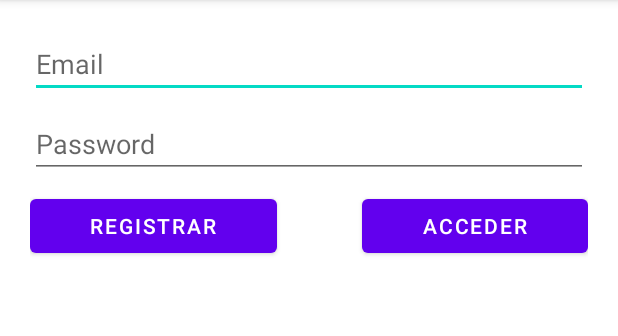
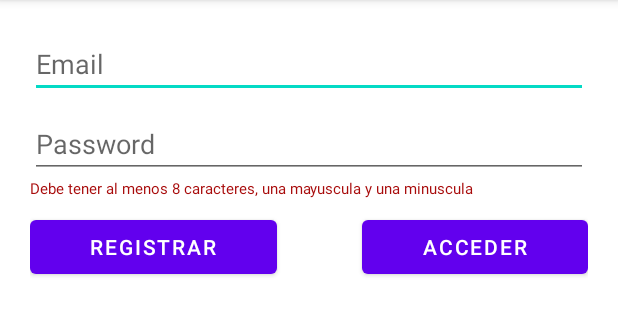
Before and after one commit to jrodriguezballester/Practica-Login-Firebase-geolocalizacion, an Android app: the screen it shows after launch (AuthActivity), on a phone screen of 412 x 824 dp, the part 84-420 px from its top. Run offline under Robolectric (Android 15) with nearby library versions, the phone set to English and light mode, and no system bars; our stand-ins replace Firebase (no records; nobody signed in at launch, a user with empty details on screens opened directly).

Commit message:
Codigo Registrarse en AuthActivity

```diff
--- a/app/build.gradle
+++ b/app/build.gradle
@@ -47,4 +47,5 @@ dependencies {
     testImplementation 'junit:junit:4.13.1'
     androidTestImplementation 'androidx.test.ext:junit:1.1.2'
     androidTestImplementation 'androidx.test.espresso:espresso-core:3.3.0'
+
 }
--- a/app/src/main/res/layout/activity_auth.xml
+++ b/app/src/main/res/layout/activity_auth.xml
@@ -37,6 +37,15 @@
             android:hint="@string/password"
             android:inputType="textPassword" />
 
+
+        <TextView
+            android:id="@+id/textView"
+            android:layout_width="match_parent"
+            android:layout_height="wrap_content"
+            android:text="@string/requisitosPassword"
+            android:textColor="#A80B0B"
+            android:textSize="10sp" />
+
         <Space
             android:layout_width="match_parent"
             android:layout_height="8dp" />
@@ -47,7 +56,7 @@
             android:orientation="horizontal">
 
             <Button
-                android:id="@+id/RegisterButton"
+                android:id="@+id/registerButton"
                 android:layout_width="wrap_content"
                 android:layout_height="wrap_content"
                 android:layout_weight="1"
@@ -60,13 +69,14 @@
                 android:layout_weight="1" />
 
             <Button
-                android:id="@+id/LoginButton"
+                android:id="@+id/loginButton"
                 android:layout_width="wrap_content"
                 android:layout_height="wrap_content"
                 android:layout_weight="1"
                 android:text="@string/login"
                 android:textColor="@android:color/white"
                 />
+
         </LinearLayout>
     </LinearLayout>
 
--- a/app/src/main/res/values/strings.xml
+++ b/app/src/main/res/values/strings.xml
@@ -4,4 +4,5 @@
     <string name="password">Password</string>
     <string name="register">Registrar</string>
     <string name="login">Acceder</string>
+    <string name="requisitosPassword">Debe tener al menos 8 caracteres, una mayuscula y una minuscula</string>
 </resources>
```
Also changed, not shown: app/src/main/java/com/example/logingeolocalizacion/AuthActivity.kt (+83 -1 lines), 1 other file.
